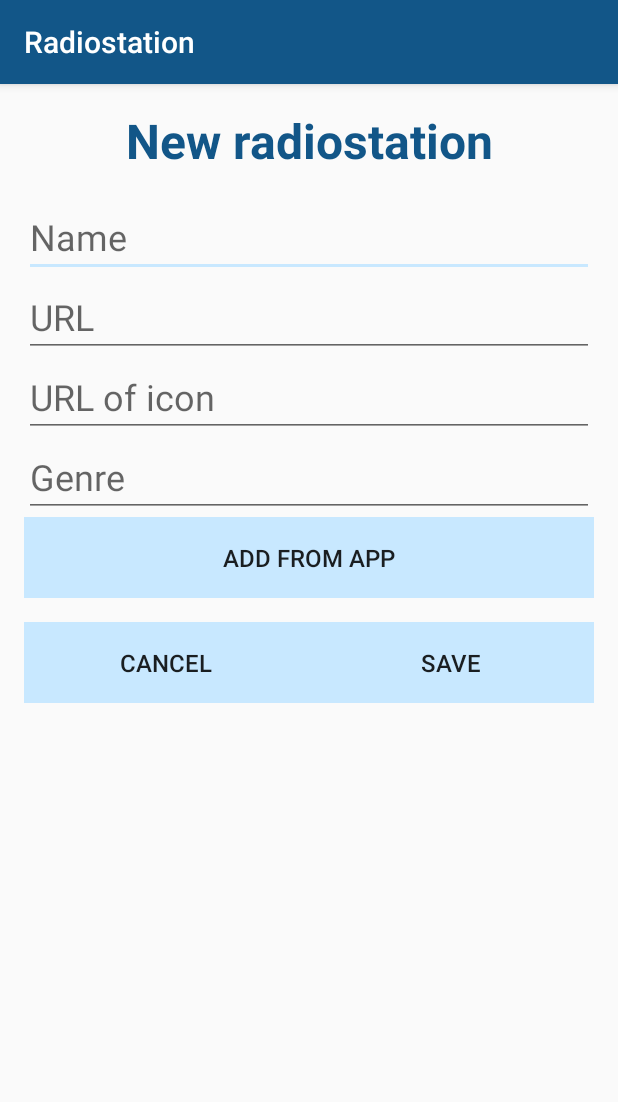
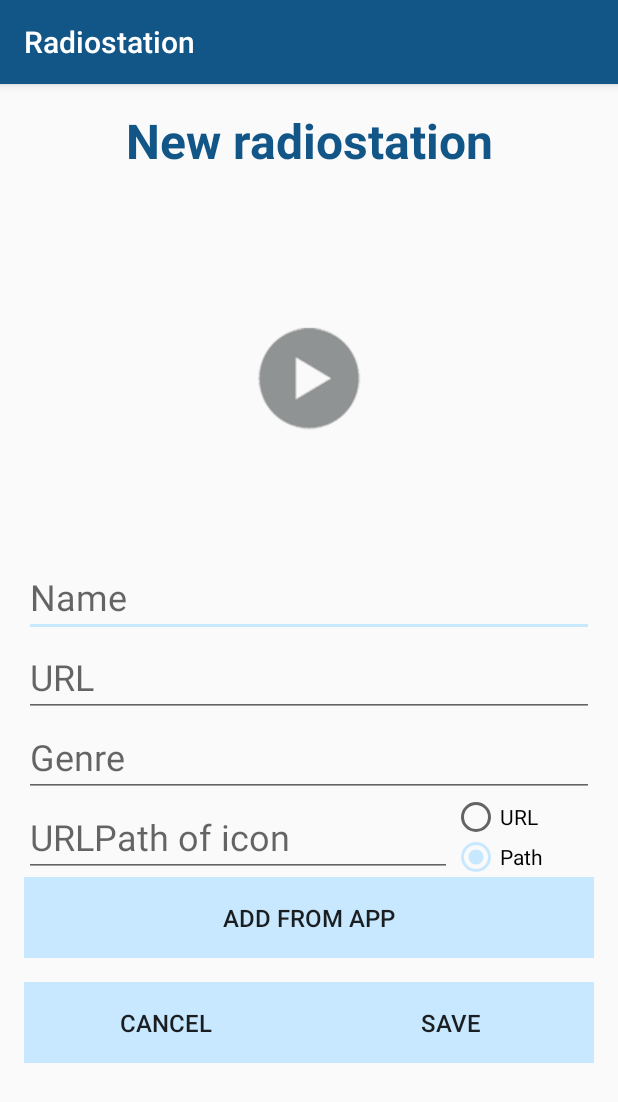
Before and after one commit to KwygonJin/HomeInternetRadio, an Android app: the RadioItemActivity screen opened directly, with no data from a screen before it, on a phone screen of 412 x 824 dp. Shown: the top 1102 px of the screen. Run offline under Robolectric (Android 15) with nearby library versions, the phone set to English and light mode, and no system bars; our stand-ins replace ButterKnife; libraries missing offline, so code that uses them is left out: io.realm.

Commit message:
add file select for radio img

```diff
--- a/app/src/main/java/kwygonjin/com/homeinternetradio/RadioItemActivity.java
+++ b/app/src/main/java/kwygonjin/com/homeinternetradio/RadioItemActivity.java
@@ -8,6 +8,8 @@ import android.support.v7.widget.Toolbar;
 import android.widget.Button;
 import android.widget.EditText;
 import android.widget.ImageView;
+import android.widget.RadioButton;
+import android.widget.RadioGroup;
 import android.widget.TextView;
 import android.widget.Toast;
 
@@ -31,6 +33,16 @@ public class RadioItemActivity extends AppCompatActivity {
     EditText etRadioImg;
     @BindView(R.id.et_radiostation_genre)
     EditText etRadioGenre;
+    @BindView(R.id.iv_content_radiologo)
+    ImageView ivRadioLogo;
+    @BindView(R.id.rb_img_path)
+    RadioButton rbImgPath;
+    @BindView(R.id.rb_img_url)
+    RadioButton rbImgURL;
+    @BindView(R.id.rg_img)
+    RadioGroup rgImg;
+
+    private int FILE_SELECT_CODE = 1;
 
     @Override
     protected void onCreate(Bundle savedInstanceState) {
@@ -40,6 +52,7 @@ public class RadioItemActivity extends AppCompatActivity {
         setSupportActionBar(toolbar);
 
         ButterKnife.bind(this);
+        rgImg.check(R.id.rb_img_path);
     }
 
     @OnClick(R.id.btn_save)
@@ -66,6 +79,23 @@ public class RadioItemActivity extends AppCompatActivity {
         finish();
     }
 
+    @OnClick(R.id.et_radiostation_img)
+    void selectImgFromFile (){
+        if (rgImg.getCheckedRadioButtonId() != R.id.rb_img_path)
+            return;
+
+        Intent intent = new Intent(Intent.ACTION_GET_CONTENT);
+        //intent.setType("*/*");      //all files
+        intent.setType("*/*");   //XML file only
+
+        try {
+            startActivityForResult(Intent.createChooser(intent, "Select image file"), FILE_SELECT_CODE);
+        } catch (android.content.ActivityNotFoundException ex) {
+            // Potentially direct the user to the Market with a Dialog
+            Toast.makeText(this, "Please install a File Manager.", Toast.LENGTH_SHORT).show();
+        }
+    }
+
     @OnClick(R.id.btn_add_from_app)
     void addRadioItemFromApp (){
         Toast.makeText(this, "Not work yet :(", Toast.LENGTH_LONG).show();
@@ -81,4 +111,15 @@ public class RadioItemActivity extends AppCompatActivity {
     private boolean isEmpty(EditText etText) {
         return etText.getText().toString().trim().length() == 0;
     }
+
+    @Override
+    protected void onActivityResult(int requestCode, int resultCode, Intent data) {
+        super.onActivityResult(requestCode, resultCode, data);
+        if (resultCode == RESULT_OK) {
+
+            if (requestCode == FILE_SELECT_CODE) {
+
+            }
+        }
+    }
 }
--- a/app/src/main/res/layout/content_radio_item.xml
+++ b/app/src/main/res/layout/content_radio_item.xml
@@ -10,41 +10,48 @@
     android:padding="@dimen/padding"
     android:orientation="vertical">
 
+    <ScrollView
+        android:layout_width="match_parent"
+        android:layout_height="match_parent">
+
+        <LinearLayout
+            android:layout_width="match_parent"
+            android:layout_height="wrap_content"
+            android:orientation="vertical" >
+
             <TextView
                 android:id="@+id/tv_new_radiostation"
                 android:layout_width="match_parent"
                 android:layout_height="wrap_content"
                 android:gravity="center"
+                android:paddingBottom="@dimen/padding"
                 android:text="@string/new_radiostation"
                 android:textColor="@color/colorPrimary"
                 android:textSize="32sp"
-        android:paddingBottom="@dimen/padding"
                 android:textStyle="bold" />
+
+            <ImageView
+                android:id="@+id/iv_content_radiologo"
+                android:layout_width="match_parent"
+                android:layout_height="240dp"
+                app:srcCompat="@drawable/radio_img_placeholder" />
 
             <EditText
                 android:id="@+id/et_radiostation_name"
                 android:layout_width="match_parent"
-        android:layout_height="wrap_content"
+                android:layout_height="0dp"
+                android:layout_weight="1"
                 android:ems="10"
-        android:textSize="24sp"
+                android:hint="@string/radiostation_name"
                 android:inputType="textPersonName"
-        android:hint="@string/radiostation_name" />
+                android:textSize="24sp" />
 
             <EditText
                 android:id="@+id/et_radiostation_url"
                 android:layout_width="match_parent"
                 android:layout_height="wrap_content"
                 android:ems="10"
-        android:textSize="24sp"
-        android:inputType="textUri"
-        android:hint="@string/radiostation_url" />
-
-    <EditText
-        android:id="@+id/et_radiostation_img"
-        android:layout_width="match_parent"
-        android:layout_height="wrap_content"
-        android:ems="10"
-        android:hint="@string/radiostation_url_icon"
+                android:hint="@string/radiostation_url"
                 android:inputType="textUri"
                 android:textSize="24sp" />
 
@@ -53,52 +60,91 @@
                 android:layout_width="match_parent"
                 android:layout_height="wrap_content"
                 android:ems="10"
+                android:hint="@string/radiostation_genre"
                 android:inputType="textPersonName"
-        android:textSize="24sp"
-        android:hint="@string/radiostation_genre" />
+                android:textSize="24sp" />
+
+            <LinearLayout
+                android:layout_width="match_parent"
+                android:layout_height="match_parent"
+                android:orientation="horizontal">
+
+                <EditText
+                    android:id="@+id/et_radiostation_img"
+                    android:layout_width="match_parent"
+                    android:layout_height="wrap_content"
+                    android:layout_weight="1"
+                    android:ems="10"
+                    android:hint="@string/radiostation_url_icon"
+                    android:inputType="textUri"
+                    android:textSize="24sp" />
+
+                <RadioGroup
+                    android:layout_width="match_parent"
+                    android:layout_height="match_parent"
+                    android:id="@+id/rg_img"
+                    android:layout_weight="3" >
+
+                    <RadioButton
+                        android:id="@+id/rb_img_url"
+                        android:layout_width="wrap_content"
+                        android:layout_height="wrap_content"
+                        android:layout_weight="1"
+                        android:text="@string/url" />
+
+                    <RadioButton
+                        android:id="@+id/rb_img_path"
+                        android:layout_width="wrap_content"
+                        android:layout_height="wrap_content"
+                        android:layout_weight="1"
+                        android:text="@string/path" />
+                </RadioGroup>
+
+            </LinearLayout>
 
             <Button
                 android:id="@+id/btn_add_from_app"
+                style="?android:attr/borderlessButtonStyle"
                 android:layout_width="match_parent"
+                android:layout_height="wrap_content"
+                android:background="@color/colorAccent"
                 android:paddingBottom="@dimen/padding"
                 android:paddingTop="@dimen/padding"
-        android:layout_height="wrap_content"
-        android:background="@color/colorAccent"
                 android:text="@string/radioitem_add_from_app"
-        style="?android:attr/borderlessButtonStyle"
                 android:textSize="16sp" />
 
-    <LinearLayout xmlns:android="http://schemas.android.com/apk/res/android"
-        xmlns:app="http://schemas.android.com/apk/res-auto"
-        xmlns:tools="http://schemas.android.com/tools"
+            <LinearLayout
                 android:layout_width="match_parent"
-        android:layout_height="wrap_content"
+                android:layout_height="match_parent"
+                android:orientation="horizontal"
                 android:paddingBottom="@dimen/padding"
-        android:paddingTop="@dimen/padding"
-        android:orientation="horizontal">
+                android:paddingTop="@dimen/padding">
 
                 <Button
                     android:id="@+id/btn_cancel"
+                    style="?android:attr/borderlessButtonStyle"
                     android:layout_width="match_parent"
                     android:layout_height="wrap_content"
                     android:layout_weight="1"
                     android:background="@color/colorAccent"
                     android:padding="@dimen/padding"
-            style="?android:attr/borderlessButtonStyle"
                     android:text="@string/radioitem_cancel"
                     android:textSize="16sp" />
 
                 <Button
                     android:id="@+id/btn_save"
+                    style="?android:attr/borderlessButtonStyle"
                     android:layout_width="match_parent"
                     android:layout_height="wrap_content"
                     android:layout_weight="1"
-            style="?android:attr/borderlessButtonStyle"
+                    android:background="@color/colorAccent"
                     android:padding="@dimen/padding"
-            android:background="@color/colorAccent"
-            android:textSize="16sp"
-            android:text="@string/radioitem_save" />
+                    android:text="@string/radioitem_save"
+                    android:textSize="16sp" />
 
             </LinearLayout>
 
         </LinearLayout>
+    </ScrollView>
+
+</LinearLayout>
--- a/app/src/main/res/values/strings.xml
+++ b/app/src/main/res/values/strings.xml
@@ -21,7 +21,7 @@
     <string name="new_radiostation">New radiostation</string>
     <string name="radiostation_url">URL</string>
     <string name="radiostation_name">Name</string>
-    <string name="radiostation_url_icon">URL of icon</string>
+    <string name="radiostation_url_icon">URL\Path of icon</string>
     <string name="radiostation_genre">Genre</string>
     <string name="add_radiostation">Add</string>
     <string name="cancel">Cancel</string>
@@ -29,4 +29,6 @@
     <string name="radioitem_save">Save</string>
     <string name="radioitem_cancel">Cancel</string>
     <string name="radioitem_add_from_app">Add from app</string>
+    <string name="path">Path</string>
+    <string name="url">URL</string>
 </resources>
```
Lines whose indentation alone changed are shown as unchanged.
